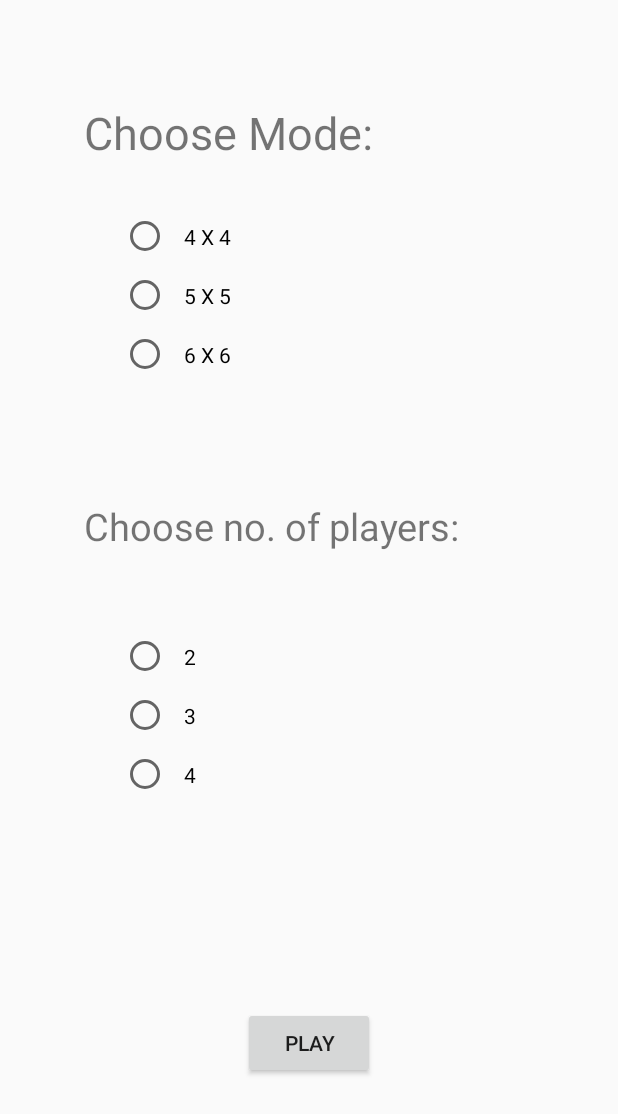
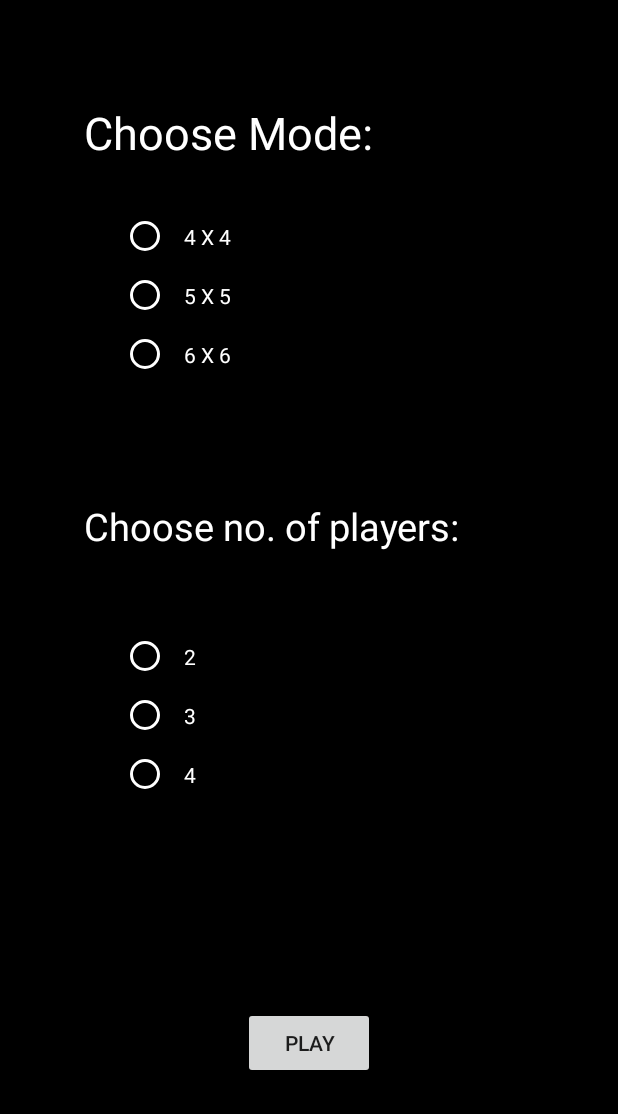
Before and after one commit to c12yp71Cc0d312/dots-and-boxes-android, an Android app: the screen it shows after launch (StartScreen), on a phone screen of 412 x 824 dp. Shown: the top 1114 px of the screen. Run offline under Robolectric (Android 15) with nearby library versions, the phone set to English and light mode, and no system bars.

Commit message:
Added Splash Screen

```diff
--- a/Task2/app/src/main/AndroidManifest.xml
+++ b/Task2/app/src/main/AndroidManifest.xml
@@ -16,6 +16,9 @@
         <activity
             android:name=".StartScreen"
             android:screenOrientation="portrait">
+
+        </activity>
+        <activity android:name=".SplashScreen">
             <intent-filter>
                 <action android:name="android.intent.action.MAIN" />
 
--- /dev/null
+++ b/Task2/app/src/main/java/com/example/task2/SplashScreen.java
@@ -0,0 +1,47 @@
+package com.example.task2;
+
+import android.content.Intent;
+import android.os.Bundle;
+import android.os.Handler;
+import android.view.animation.Animation;
+import android.view.animation.AnimationUtils;
+import android.widget.ImageView;
+import android.widget.TextView;
+
+import androidx.annotation.Nullable;
+import androidx.appcompat.app.AppCompatActivity;
+
+public class SplashScreen extends AppCompatActivity {
+
+    private static int SPLASH_DURATION = 5000;
+
+    Animation logoAnim, textAnim;
+    ImageView logo;
+    TextView subText;
+
+    @Override
+    protected void onCreate(@Nullable Bundle savedInstanceState) {
+        super.onCreate(savedInstanceState);
+        setContentView(R.layout.splash_screen);
+
+        logoAnim = AnimationUtils.loadAnimation(this, R.anim.logo_animation);
+        textAnim = AnimationUtils.loadAnimation(this, R.anim.subtext_animation);
+
+        logo = findViewById(R.id.imageView);
+        subText = findViewById(R.id.subtext);
+
+        logo.setAnimation(logoAnim);
+        subText.setAnimation(textAnim);
+
+        new Handler().postDelayed(new Runnable() {
+            @Override
+            public void run() {
+                Intent toStartScreen = new Intent(SplashScreen.this, StartScreen.class);
+                startActivity(toStartScreen);
+                finish();
+            }
+        }, SPLASH_DURATION);
+
+
+    }
+}
--- /dev/null
+++ b/Task2/app/src/main/res/anim/logo_animation.xml
@@ -0,0 +1,15 @@
+<?xml version="1.0" encoding="utf-8"?>
+<set xmlns:android="http://schemas.android.com/apk/res/android">
+
+    <translate
+        android:fromXDelta="-100%"
+        android:duration="1500"
+     />
+
+    <alpha
+        android:fromAlpha="0.1"
+        android:toAlpha="1.0"
+        android:duration="1500"
+        />
+
+</set>
--- /dev/null
+++ b/Task2/app/src/main/res/anim/subtext_animation.xml
@@ -0,0 +1,15 @@
+<?xml version="1.0" encoding="utf-8"?>
+<set xmlns:android="http://schemas.android.com/apk/res/android">
+
+    <translate
+        android:fromXDelta="100%"
+        android:duration="1500"
+        />
+
+    <alpha
+        android:fromAlpha="0.1"
+        android:toAlpha="1.0"
+        android:duration="1500"
+        />
+
+</set>
--- a/Task2/app/src/main/res/layout/screen_start.xml
+++ b/Task2/app/src/main/res/layout/screen_start.xml
@@ -4,13 +4,15 @@
     xmlns:app="http://schemas.android.com/apk/res-auto"
     xmlns:tools="http://schemas.android.com/tools"
     android:layout_width="match_parent"
-    android:layout_height="match_parent">
+    android:layout_height="match_parent"
+    android:background="@color/black">
 
     <TextView
         android:id="@+id/textView"
         android:layout_width="wrap_content"
         android:layout_height="wrap_content"
         android:text="Choose Mode:"
+        android:textColor="#ffffff"
         android:textSize="30sp"
         app:layout_constraintBottom_toBottomOf="parent"
         app:layout_constraintEnd_toEndOf="parent"
@@ -35,21 +37,27 @@
             android:layout_width="wrap_content"
             android:layout_height="wrap_content"
             android:padding="10dp"
-            android:text="4 X 4" />
+            android:text="4 X 4"
+            android:textColor="#fff"
+            android:buttonTint="#fff"/>
 
         <RadioButton
             android:id="@+id/fivexfive"
             android:layout_width="wrap_content"
             android:layout_height="wrap_content"
             android:padding="10dp"
-            android:text="5 X 5" />
+            android:text="5 X 5"
+            android:textColor="#fff"
+            android:buttonTint="#fff"/>
 
         <RadioButton
             android:id="@+id/sixxsix"
             android:layout_width="wrap_content"
             android:layout_height="wrap_content"
             android:padding="10dp"
-            android:text="6 X 6" />
+            android:text="6 X 6"
+            android:textColor="#fff"
+            android:buttonTint="#fff"/>
     </RadioGroup>
 
     <TextView
@@ -58,6 +66,7 @@
         android:layout_height="wrap_content"
         android:text="Choose no. of players:"
         android:textSize="25sp"
+        android:textColor="#fff"
         app:layout_constraintBottom_toBottomOf="parent"
         app:layout_constraintEnd_toEndOf="parent"
         app:layout_constraintHorizontal_bias="0.0"
@@ -81,21 +90,27 @@
             android:layout_width="wrap_content"
             android:layout_height="wrap_content"
             android:padding="10dp"
-            android:text="2" />
+            android:text="2"
+            android:textColor="#fff"
+            android:buttonTint="#fff"/>
 
         <RadioButton
             android:id="@+id/three"
             android:layout_width="wrap_content"
             android:layout_height="wrap_content"
             android:padding="10dp"
-            android:text="3" />
+            android:text="3"
+            android:textColor="#fff"
+            android:buttonTint="#fff"/>
 
         <RadioButton
             android:id="@+id/four"
             android:layout_width="wrap_content"
             android:layout_height="wrap_content"
             android:padding="10dp"
-            android:text="4"/>
+            android:text="4"
+            android:textColor="#fff"
+            android:buttonTint="#fff"/>
 
     </RadioGroup>
 
--- a/Task2/app/src/main/res/values/colors.xml
+++ b/Task2/app/src/main/res/values/colors.xml
@@ -3,4 +3,5 @@
     <color name="colorPrimary">#6200EE</color>
     <color name="colorPrimaryDark">#3700B3</color>
     <color name="colorAccent">#03DAC5</color>
+    <color name="black">#000000</color>
 </resources>
```
Also changed, not shown: Task2/app/src/main/res/layout/splash_screen.xml (added, +33 -0 lines), Task2/app/src/main/res/drawable/dandb.jpg (added), Task2/app/src/main/res/font/indieflower_regular.ttf (added).
